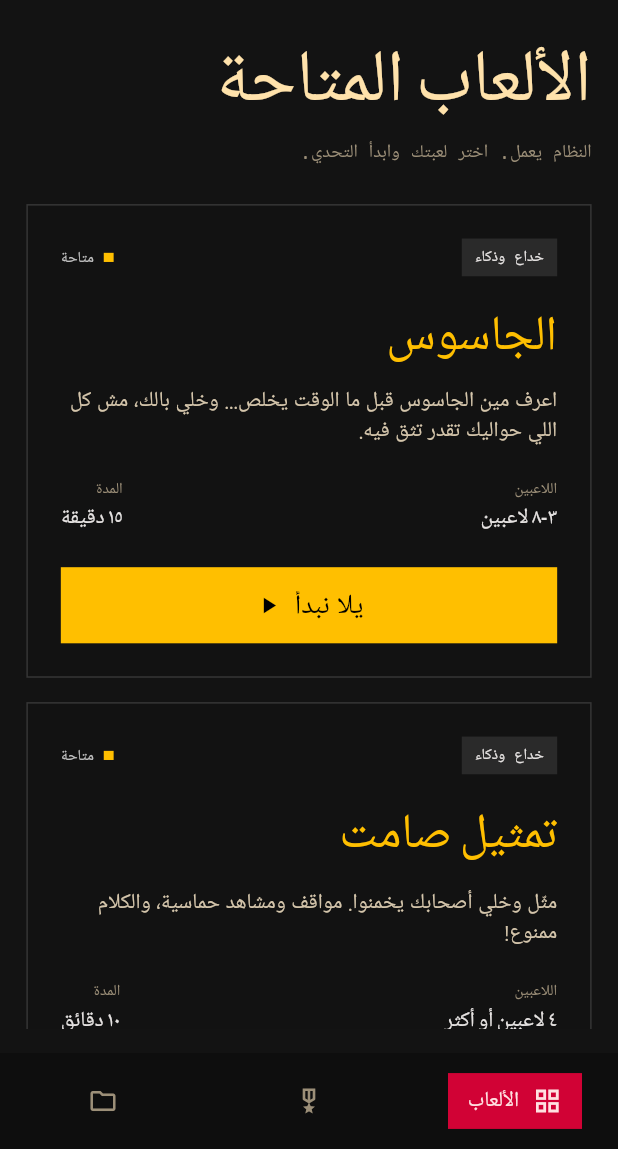
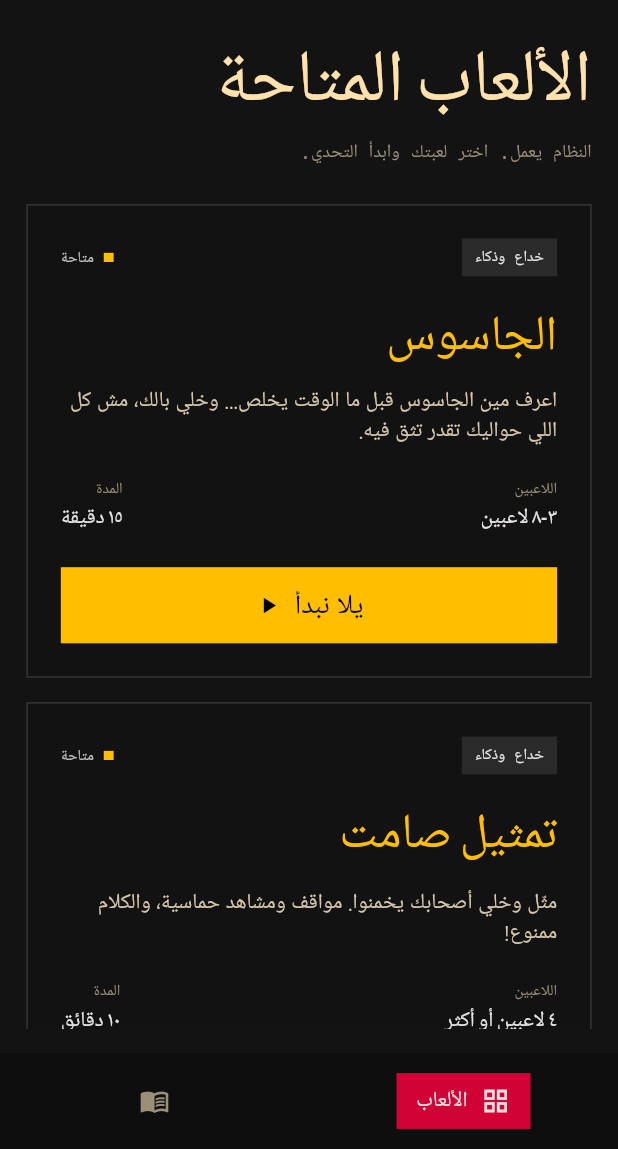
Before and after one commit to YoussefGhonem1/cipher_app, a Flutter app: the screen it shows after launch, on a phone screen of 412 x 824 dp, the part 87-1236 px from its top. Run offline on Flutter 3.47's test engine with Material 3 defaults, Android fonts, the phone set to English and light mode, and no system bars; our stand-ins replace dartz, equatable, flutter_bloc, flutter_screenutil, get_it, go_router and 4 more; accounts and stored records are empty.

Commit message:
Feat: implement layout

```diff
--- a/lib/features/home/presentation/screens/home_screen.dart
+++ b/lib/features/home/presentation/screens/home_screen.dart
@@ -9,9 +9,17 @@ import '../widgets/home_bottom_nav.dart';
 import '../widgets/home_dossiers_list.dart';
 import '../widgets/home_header.dart';
 import '../widgets/home_system_status.dart';
+import '../widgets/games_guide_layout.dart';
 
-class HomeScreen extends StatelessWidget {
+class HomeScreen extends StatefulWidget {
   const HomeScreen({super.key});
+
+  @override
+  State<HomeScreen> createState() => _HomeScreenState();
+}
+
+class _HomeScreenState extends State<HomeScreen> {
+  int _currentIndex = 0;
 
   @override
   Widget build(BuildContext context) {
@@ -22,9 +30,7 @@ class HomeScreen extends StatelessWidget {
         body: SafeArea(
           child: LayoutBuilder(
             builder: (context, constraints) {
-              final horizontalPadding = constraints.maxWidth < 420
-                  ? 16.w
-                  : 24.w;
+              final horizontalPadding = constraints.maxWidth < 420 ? 16.w : 24.w;
 
               return Center(
                 child: ConstrainedBox(
@@ -41,7 +47,15 @@ class HomeScreen extends StatelessWidget {
                         SizedBox(height: 24.h),
                         const HomeSystemStatus(),
                         SizedBox(height: 24.h),
-                        const Expanded(child: HomeDossiersList()),
+                        Expanded(
+                          child: IndexedStack(
+                            index: _currentIndex,
+                            children: const [
+                              HomeDossiersList(),
+                              GamesGuideLayout(),
+                            ],
+                          ),
+                        ),
                       ],
                     ),
                   ),
@@ -50,7 +64,14 @@ class HomeScreen extends StatelessWidget {
             },
           ),
         ),
-        bottomNavigationBar: const HomeBottomNav(),
+        bottomNavigationBar: HomeBottomNav(
+          currentIndex: _currentIndex,
+          onTap: (index) {
+            setState(() {
+              _currentIndex = index;
+            });
+          },
+        ),
       ),
     );
   }
--- a/lib/features/home/presentation/widgets/home_bottom_nav.dart
+++ b/lib/features/home/presentation/widgets/home_bottom_nav.dart
@@ -1,11 +1,17 @@
+import 'package:cipher/core/utils/l10n_extensions.dart';
 import 'package:flutter/material.dart';
-
 import '../../../../core/theme/app_colors.dart';
-import '../../../../core/utils/l10n_extensions.dart';
 import 'home_nav_item.dart';
 
 class HomeBottomNav extends StatelessWidget {
-  const HomeBottomNav({super.key});
+  final int currentIndex;
+  final ValueChanged<int> onTap;
+
+  const HomeBottomNav({
+    required this.currentIndex,
+    required this.onTap,
+    super.key,
+  });
 
   @override
   Widget build(BuildContext context) {
@@ -15,24 +21,25 @@ class HomeBottomNav extends StatelessWidget {
       child: Row(
         children: [
           Expanded(
-            child: HomeNavItem(
-              icon: Icons.grid_view,
-              label: context.l10n.gamesTab,
-              isSelected: true,
+            child: GestureDetector(
+              behavior: HitTestBehavior.opaque,
+              onTap: () => onTap(0),
+              child: HomeNavItem(
+                icon: Icons.grid_view,
+                label: context.l10n.gamesTab,
+                isSelected: currentIndex == 0,
+              ),
             ),
           ),
           Expanded(
-            child: HomeNavItem(
-              icon: Icons.military_tech_outlined,
-              label: context.l10n.ranksTab,
-              isSelected: false,
-            ),
-          ),
-          Expanded(
-            child: HomeNavItem(
-              icon: Icons.folder_outlined,
-              label: context.l10n.assetsTab,
-              isSelected: false,
+            child: GestureDetector(
+              behavior: HitTestBehavior.opaque,
+              onTap: () => onTap(1),
+              child: HomeNavItem(
+                icon: Icons.menu_book_outlined,
+                label: context.l10n.assetsTab,
+                isSelected: currentIndex == 1,
+              ),
             ),
           ),
         ],
```
Also changed, not shown: lib/features/home/presentation/widgets/games_guide_layout.dart (added, +76 -0 lines).
